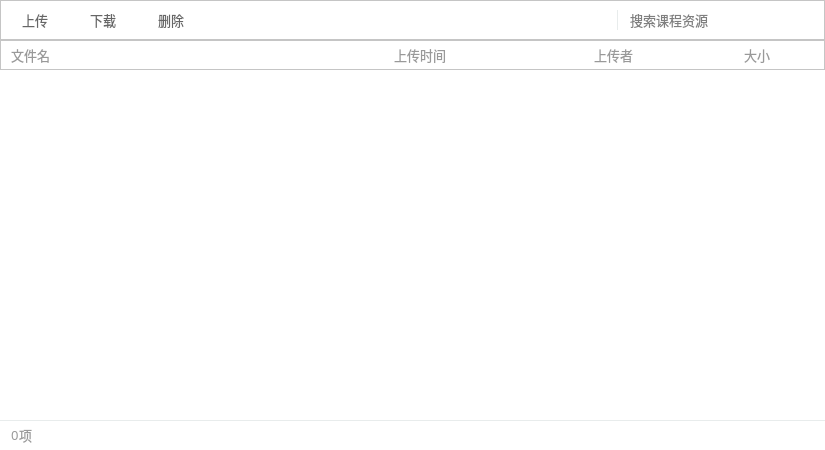
StatusOnIineEducationDev/status-desktop, file Status/Resources/ui/c_courseResourceWidget.ui: the form before one commit.
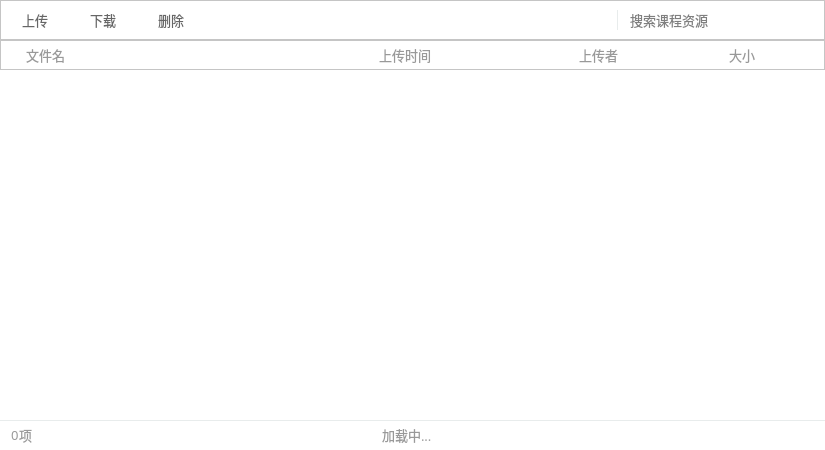
The form after the commit. Icons and pictures are not drawn.

```diff
--- a/Status/Resources/ui/c_courseResourceWidget.ui
+++ b/Status/Resources/ui/c_courseResourceWidget.ui
@@ -117,13 +117,13 @@
        <number>0</number>
       </property>
       <property name="leftMargin">
-       <number>10</number>
+       <number>25</number>
       </property>
       <property name="topMargin">
        <number>0</number>
       </property>
       <property name="rightMargin">
-       <number>10</number>
+       <number>25</number>
       </property>
       <property name="bottomMargin">
        <number>0</number>
@@ -349,7 +349,40 @@
        </spacer>
       </item>
       <item>
-       <widget class="QPushButton" name="pushButton_2">
+       <widget class="QLabel" name="loading_tips_text">
+        <property name="font">
+         <font>
+          <family>微软雅黑</family>
+          <pointsize>10</pointsize>
+         </font>
+        </property>
+        <property name="styleSheet">
+         <string notr="true">QLabel {
+	background: none;
+	border: none;
+	color: #999999;
+}</string>
+        </property>
+        <property name="text">
+         <string>加载中...</string>
+        </property>
+       </widget>
+      </item>
+      <item>
+       <spacer name="horizontalSpacer_4">
+        <property name="orientation">
+         <enum>Qt::Horizontal</enum>
+        </property>
+        <property name="sizeHint" stdset="0">
+         <size>
+          <width>40</width>
+          <height>20</height>
+         </size>
+        </property>
+       </spacer>
+      </item>
+      <item>
+       <widget class="QPushButton" name="refresh_btn">
         <property name="cursor">
          <cursorShape>PointingHandCursor</cursorShape>
         </property>
```
Left out of the diff: 6 changed lines with no effect on the pictures.
